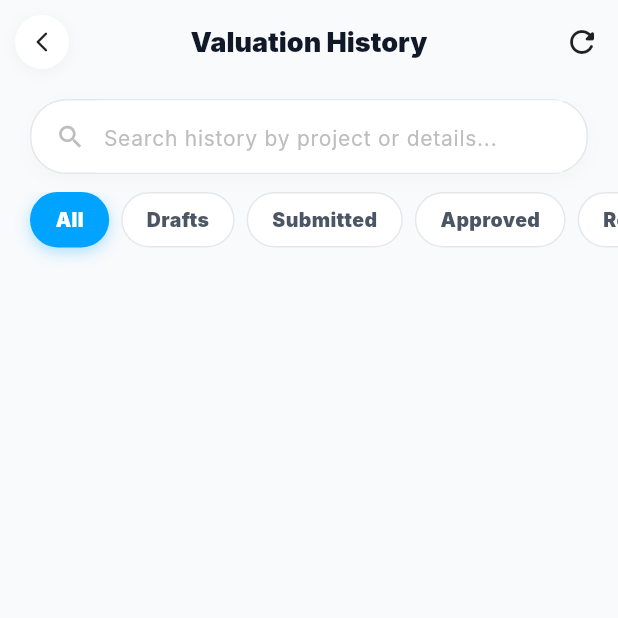
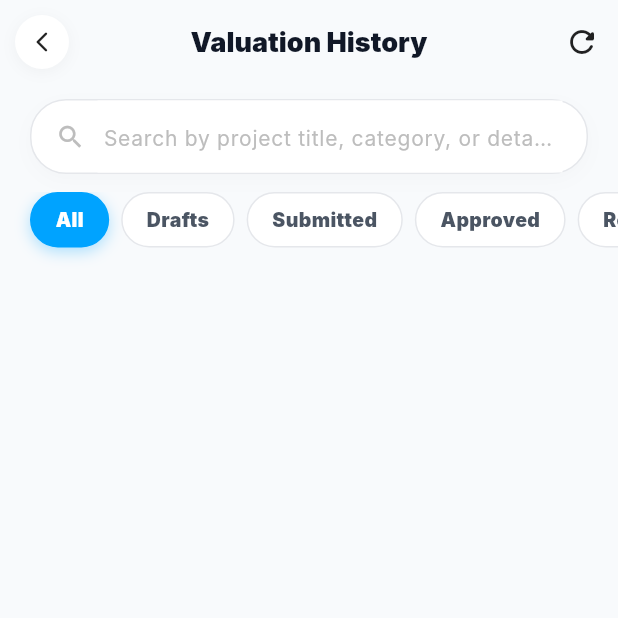
Before and after one commit to Pasidu-Mihiranga/Auditra-CodeCogs, a Flutter app: the ValuationHistoryScreen screen opened directly, on a phone screen of 412 x 824 dp, the top half of it. Run offline on Flutter 3.47's test engine with Material 3 defaults, Android fonts, the phone set to English and light mode, and no system bars; our stand-ins replace connectivity_plus, cross_file, device_info_plus, file_picker, fl_chart, flutter_image_compress and 9 more; missing offline and left inert: syncfusion_flutter_pdfviewer; accounts and stored records are empty; network calls fail; Roboto replaces fonts that are missing (Inter).

Commit message:
feat: add descriptive search placeholders in mobile field officer screens

```diff
--- a/auditra/lib/screens/field_officer/screens/valuation_history_screen.dart
+++ b/auditra/lib/screens/field_officer/screens/valuation_history_screen.dart
@@ -213,7 +213,7 @@ class _ValuationHistoryScreenState extends State<ValuationHistoryScreen> {
                       },
                       style: TextStyle(color: isDark ? Colors.white : const Color(0xFF111827)),
                       decoration: InputDecoration(
-                        hintText: 'Search history by project or details...',
+                        hintText: 'Search by project title, category, or details',
                         hintStyle: TextStyle(color: Colors.grey[400], fontSize: 14),
                         border: InputBorder.none,
                         enabledBorder: InputBorder.none,
--- a/auditra/lib/screens/field_officer/tabs/field_officer_projects_tab.dart
+++ b/auditra/lib/screens/field_officer/tabs/field_officer_projects_tab.dart
@@ -128,7 +128,7 @@ class _FieldOfficerProjectsTabState extends State<FieldOfficerProjectsTab> {
                             child: TextField(
                               controller: _searchController,
                               decoration: InputDecoration(
-                                hintText: 'Search projects...',
+                                hintText: 'Search by project title or description',
                                 prefixIcon: const Icon(Icons.search, size: 20),
                                 suffixIcon: _searchController.text.isNotEmpty
                                     ? IconButton(
--- a/auditra/lib/screens/field_officer_dashboard.dart
+++ b/auditra/lib/screens/field_officer_dashboard.dart
@@ -1322,7 +1322,7 @@ class _FieldOfficerDashboardState extends State<FieldOfficerDashboard> with Tick
                     },
                     style: TextStyle(color: isDark ? Colors.white : const Color(0xFF111827)),
                     decoration: InputDecoration(
-                      hintText: 'Search projects by location or ID...',
+                      hintText: 'Search by project title or description',
                       hintStyle: TextStyle(color: Colors.grey[400], fontSize: 14),
                       border: InputBorder.none,
                       enabledBorder: InputBorder.none,
```
